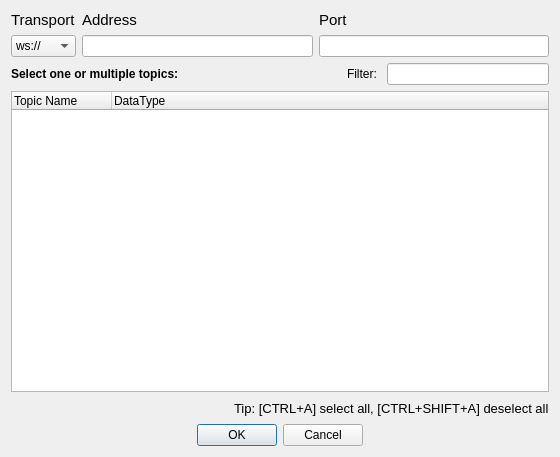
facontidavide/PlotJuggler, file websocket_client.ui: the form before one commit.
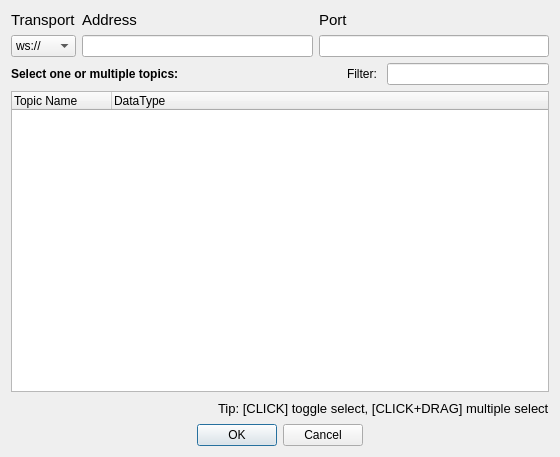
The form after the commit. Custom widgets are drawn as their Qt base class.

```diff
--- a/websocket_client.ui
+++ b/websocket_client.ui
@@ -170,7 +170,7 @@
         </font>
        </property>
        <property name="text">
-        <string>Tip: [CTRL+A] select all, [CTRL+SHIFT+A] deselect all</string>
+        <string>Tip: [CLICK] toggle select, [CLICK+DRAG] multiple select</string>
        </property>
       </widget>
      </item>
```
Left out of the diff: 2 changed lines with no effect on the pictures.
